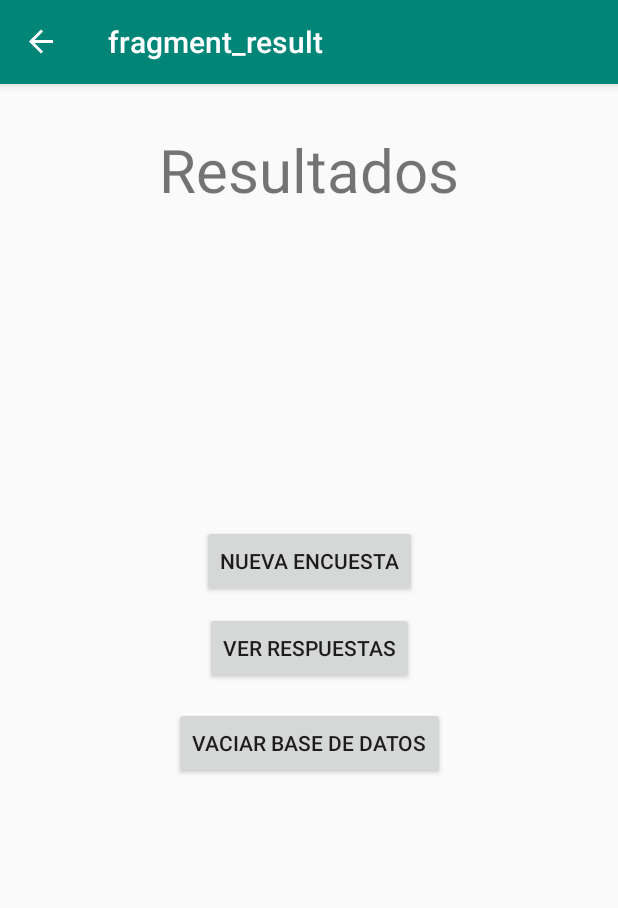
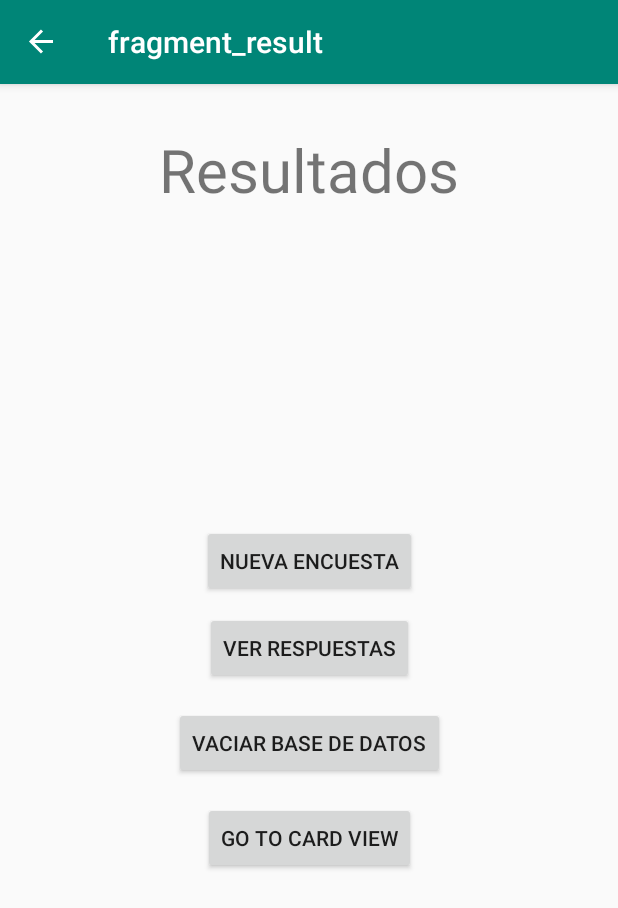
Before and after one commit to Requetetin/Lab7-apps, an Android app: the ResultFragment screen opened through its navigation route, on a phone screen of 412 x 824 dp. Shown: the top 908 px of the screen. Run offline under Robolectric (Android 15) with nearby library versions, the phone set to English and light mode, and no system bars; our stand-ins replace data binding, navigation-ui; 1 statement that could not run was skipped.

Commit message:
Almost recycler

```diff
--- a/app/src/main/java/com/example/lab6/AddFragment.kt
+++ b/app/src/main/java/com/example/lab6/AddFragment.kt
@@ -8,7 +8,6 @@ import androidx.lifecycle.ViewModelProviders
 import androidx.navigation.findNavController
 import androidx.navigation.ui.NavigationUI
 import com.example.lab6.databinding.FragmentAddBinding
-import com.example.lab6.databinding.FragmentQuestionBinding
 import kotlinx.android.synthetic.main.fragment_add.*
 
 
--- a/app/src/main/java/com/example/lab6/Answers.kt
+++ b/app/src/main/java/com/example/lab6/Answers.kt
@@ -4,6 +4,7 @@ class Answers{
     var id : Int =0;
     var firstAnswer :String =""
     var ratingStar : Double = 0.0
+    private var data: DataSource?=null
 
     constructor(firstAnswer:String, ratingStar: Double){
         this.firstAnswer = firstAnswer
--- a/app/src/main/java/com/example/lab6/ResultFragment.kt
+++ b/app/src/main/java/com/example/lab6/ResultFragment.kt
@@ -75,6 +75,10 @@ class ResultFragment : Fragment() {
             Toast.makeText(activity, r!!.getRespuestas(), Toast.LENGTH_LONG).show()
         }
 
+        binding.toCard.setOnClickListener(){
+            view!!.findNavController().navigate(R.id.action_resultFragment_to_recyclerFragment)
+        }
+
 
         return binding.root
     }
--- a/app/src/main/res/layout/fragment_result.xml
+++ b/app/src/main/res/layout/fragment_result.xml
@@ -83,5 +83,15 @@
             app:layout_constraintStart_toStartOf="parent"
             app:layout_constraintTop_toBottomOf="@+id/button4" />
 
+        <Button
+            android:id="@+id/toCard"
+            android:layout_width="wrap_content"
+            android:layout_height="wrap_content"
+            android:layout_marginTop="15dp"
+            android:text="Go to card view"
+            app:layout_constraintEnd_toEndOf="parent"
+            app:layout_constraintStart_toStartOf="parent"
+            app:layout_constraintTop_toBottomOf="@+id/del_button" />
+
     </androidx.constraintlayout.widget.ConstraintLayout>
 </layout>
--- a/app/src/main/res/navigation/navigation.xml
+++ b/app/src/main/res/navigation/navigation.xml
@@ -53,6 +53,9 @@
             android:id="@+id/action_resultFragment_to_startFragment"
             app:destination="@id/startFragment"
             app:popUpTo="@+id/startFragment" />
+        <action
+            android:id="@+id/action_resultFragment_to_recyclerFragment"
+            app:destination="@id/recyclerFragment" />
     </fragment>
     <fragment
         android:id="@+id/ratingFragment"
@@ -62,4 +65,8 @@
             android:id="@+id/action_ratingFragment_to_resultFragment"
             app:destination="@id/resultFragment" />
     </fragment>
+    <fragment
+        android:id="@+id/recyclerFragment"
+        android:name="com.example.lab6.RecyclerFragment"
+        android:label="RecyclerFragment" />
 </navigation>
--- a/settings.gradle
+++ b/settings.gradle
@@ -1,2 +1,2 @@
 include ':app'
-rootProject.name='Lab5'
+rootProject.name='Lab7'
```
Also changed, not shown: app/build.gradle (+25 -1 lines), app/src/main/java/com/example/lab6/DataSource.kt (added, +17 -0 lines), app/src/main/java/com/example/lab6/RecyclerFragment.kt (added, +26 -0 lines), app/src/main/java/com/example/lab6/Results.kt (added, +9 -0 lines), app/src/main/res/layout/fragment_recycler.xml (added, +41 -0 lines).
